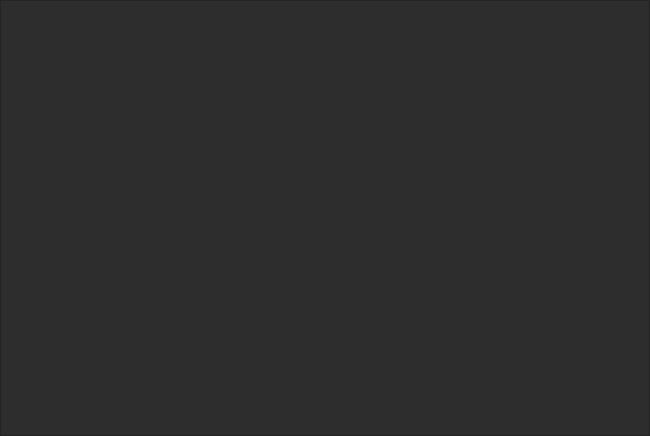
Qt form form/ui_history.ui (brandonzorn/Nlight) before a commit.
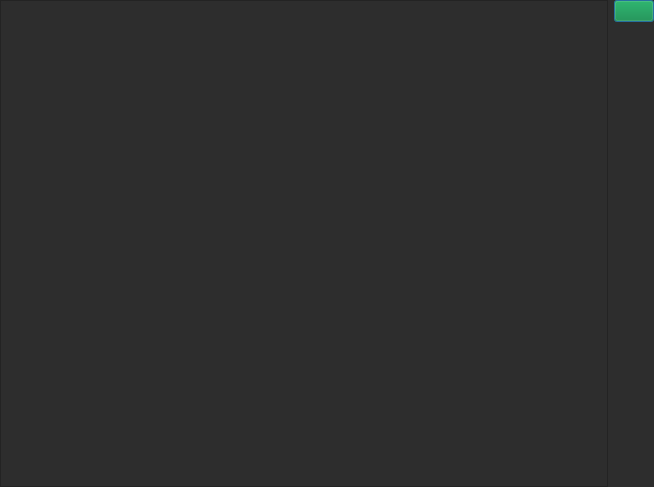
The same form after that commit.

Commit message: added delete history

What changed in the file:
```diff
--- a/form/ui_history.ui
+++ b/form/ui_history.ui
@@ -6,8 +6,8 @@
    <rect>
     <x>0</x>
     <y>0</y>
-    <width>650</width>
-    <height>436</height>
+    <width>654</width>
+    <height>487</height>
    </rect>
   </property>
   <property name="palette">
@@ -216,7 +216,10 @@
    <string notr="true">color: rgb(255, 255, 255);
 background-color: rgb(45, 45, 45);</string>
   </property>
-  <layout class="QHBoxLayout" name="horizontalLayout_3">
+  <layout class="QHBoxLayout" name="horizontalLayout">
+   <property name="spacing">
+    <number>6</number>
+   </property>
    <property name="leftMargin">
     <number>0</number>
    </property>
@@ -232,6 +235,34 @@
    <item>
     <widget class="QListWidget" name="listWidget"/>
    </item>
+   <item>
+    <layout class="QVBoxLayout" name="verticalLayout">
+     <item>
+      <widget class="QPushButton" name="btn_delete">
+       <property name="styleSheet">
+        <string notr="true">background-color: rgb(0, 133, 52);
+color: rgb(255, 255, 255);</string>
+       </property>
+       <property name="text">
+        <string/>
+       </property>
+      </widget>
+     </item>
+     <item>
+      <spacer name="verticalSpacer">
+       <property name="orientation">
+        <enum>Qt::Vertical</enum>
+       </property>
+       <property name="sizeHint" stdset="0">
+        <size>
+         <width>20</width>
+         <height>40</height>
+        </size>
+       </property>
+      </spacer>
+     </item>
+    </layout>
+   </item>
   </layout>
  </widget>
  <resources/>
```
The commit also changes 3 other files.
